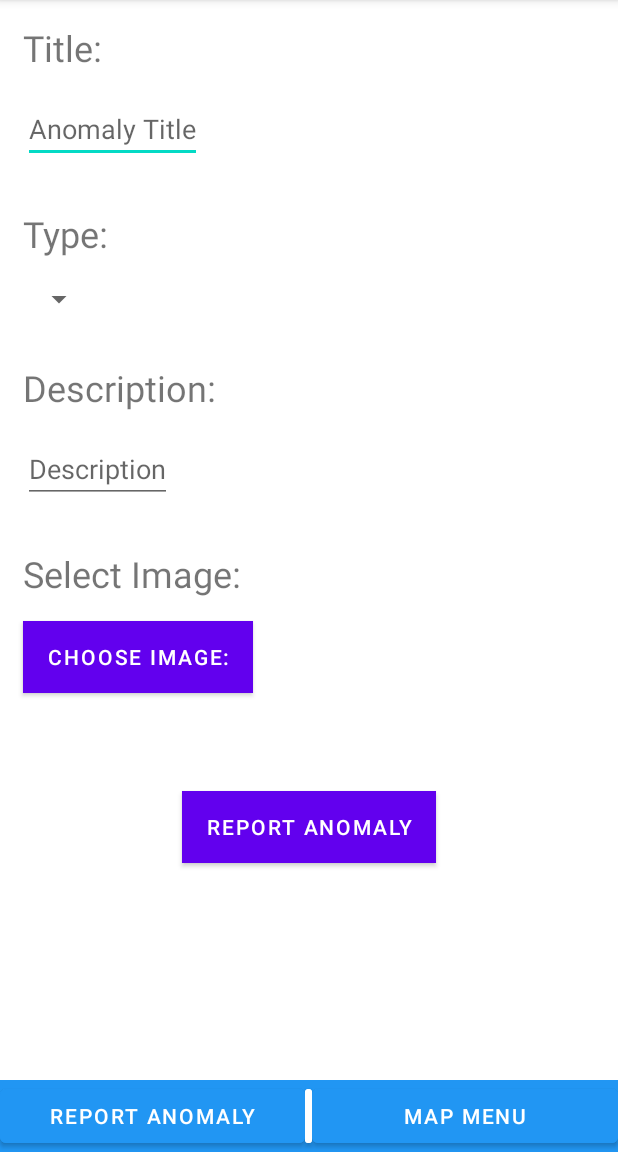
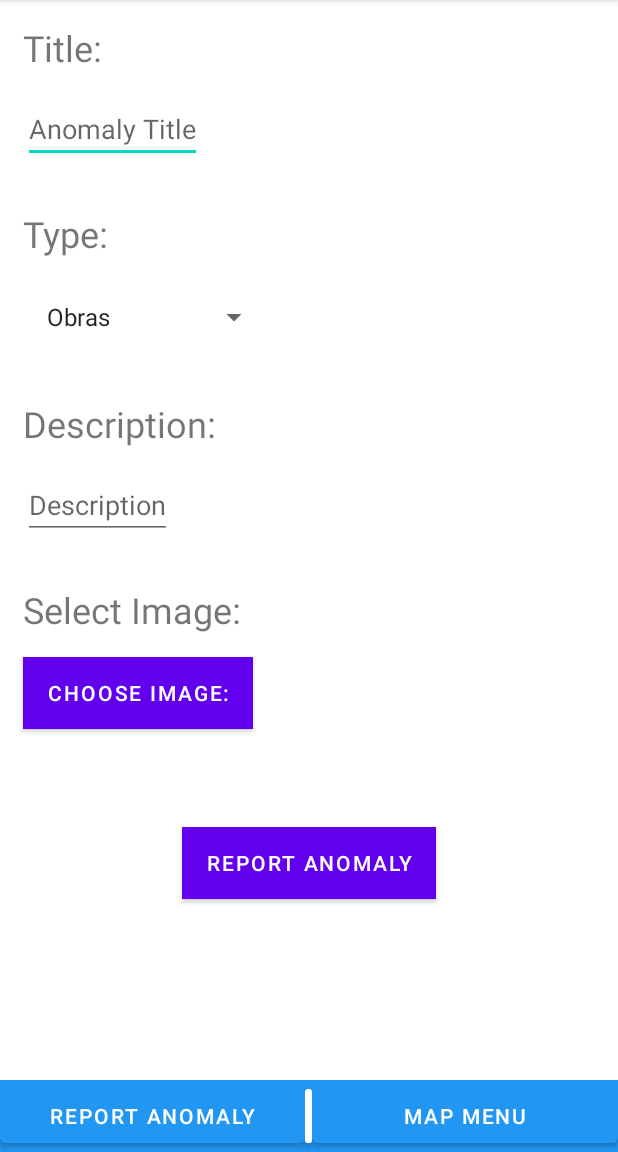
Before and after one commit to davidverde/SmartCities, an Android app: the add_anom screen opened directly, with no data from a screen before it, after a tap on "REPORT ANOMALY", on a phone screen of 412 x 824 dp, the part 84-1236 px from its top. Run offline under Robolectric (Android 15) with nearby library versions, the light colour scheme and no system bars; 5 statements that could not run were skipped.

Commit message:
Implementação do pedido POST para reportar anomalia. Ainda sem imagem

```diff
--- a/app/src/main/java/com/example/smartcities/add_anom.kt
+++ b/app/src/main/java/com/example/smartcities/add_anom.kt
@@ -1,15 +1,82 @@
 package com.example.smartcities
 
+import android.content.Intent
 import androidx.appcompat.app.AppCompatActivity
 import android.os.Bundle
+import android.util.Log
 import android.view.View
+import android.widget.*
+import com.example.smartcities.api.Anomalia
+import com.example.smartcities.api.EditarAnom
+import com.example.smartcities.api.EndPoints
+import com.example.smartcities.api.ServiceBuilder
+import com.google.android.gms.maps.model.LatLng
+import retrofit2.Call
+import retrofit2.Callback
+import retrofit2.Response
 
 class add_anom : AppCompatActivity() {
+
+    var utl_atual = ""
+    var lat = ""
+    var long = ""
+
     override fun onCreate(savedInstanceState: Bundle?) {
         super.onCreate(savedInstanceState)
         setContentView(R.layout.activity_add_anom)
+
+        utl_atual = intent.getStringExtra("UTL_ATUAL").toString()
+        lat = intent.getStringExtra("LAT").toString()
+        long = intent.getStringExtra("LONG").toString()
+        //Toast.makeText(this, "utl: " + utl_atual + " LAT: " + lat + " LONG: " + long, Toast.LENGTH_SHORT).show()
+
+        val title = this.findViewById<EditText>(R.id.titulo_info_add)
+        val description = this.findViewById<EditText>(R.id.descricao_add)
+        var spinner = this.findViewById<Spinner>(R.id.spinner_add)
+        val imagem = this.findViewById<ImageView>(R.id.img_add)
+
+        val options = arrayOf("Obras", "Acidente", "Mau estado", "Indefinido")
+
+        spinner.adapter = ArrayAdapter<String>(this, android.R.layout.simple_list_item_1, options)
+
     }
 
-    fun addAnom_add(view: View) {}
-    fun voltarMapa_add(view: View) {}
+
+    fun addAnom_add(view: View) {
+
+        val title = this.findViewById<EditText>(R.id.titulo_info_add)
+        val description = this.findViewById<EditText>(R.id.descricao_add)
+        var spinner = this.findViewById<Spinner>(R.id.spinner_add)
+        val imagem = this.findViewById<ImageView>(R.id.img_add)
+
+        val tipo = spinner.selectedItem.toString()
+
+        var intent = Intent(this, MapsActivity::class.java)
+
+        // POST report anomalia
+        val request = ServiceBuilder.buildService(EndPoints::class.java)
+        val call = request.addAnom(utl_atual.toInt(), title.text.toString(), description.text.toString(), tipo, "Image", lat.toFloat(), long.toFloat())
+
+        call.enqueue(object : Callback<Anomalia> {
+
+            override fun onResponse(call: Call<Anomalia>, response: Response<Anomalia>) {
+                if (response.isSuccessful) {
+                    Toast.makeText(this@add_anom, R.string.reportSuccess, Toast.LENGTH_SHORT).show()
+                    startActivity(intent)
+                }
+            }
+
+            override fun onFailure(call: Call<Anomalia>, t: Throwable) {
+                Log.d("TAG_", "err: " + t.message)
+            }
+
+        })
+    }
+
+
+    fun voltarMapa_add(view: View) {
+        var intent = Intent(this, MapsActivity::class.java)
+        startActivity(intent)
+    }
+
 }
--- a/app/src/main/java/com/example/smartcities/api/EndPoints.kt
+++ b/app/src/main/java/com/example/smartcities/api/EndPoints.kt
@@ -32,6 +32,6 @@ interface EndPoints {
     fun addAnom(@Field("utilizador_id") first: Int, @Field("titulo") second: String,
                    @Field("descricao") third: String, @Field("tipo") fourth: String,
                     @Field("imagem") fifth: String, @Field("latitude") sixth: Float,
-                     @Field("longitude") seventh: Float): Call<List<Anomalia>>
+                     @Field("longitude") seventh: Float): Call<Anomalia>
 
 }
--- a/app/src/main/java/com/example/smartcities/edit_anom.kt
+++ b/app/src/main/java/com/example/smartcities/edit_anom.kt
@@ -28,7 +28,7 @@ class edit_anom : AppCompatActivity() {
 
         val title = this.findViewById<EditText>(R.id.titulo_info_edit)
         val description = this.findViewById<EditText>(R.id.descricao_anom_edit)
-        val  utl = this.findViewById<TextView>(R.id.utilizador_detalhe_edit)
+        val utl = this.findViewById<TextView>(R.id.utilizador_detalhe_edit)
         var spinner = this.findViewById<Spinner>(R.id.spinner_edit)
         val imagem = this.findViewById<ImageView>(R.id.imagem_edit)
 
--- a/app/src/main/res/values/strings.xml
+++ b/app/src/main/res/values/strings.xml
@@ -52,4 +52,5 @@
     <string name="chose_img">Select Image:</string>
     <string name="pick_img">Choose Image:</string>
     <string name="add_anomaly">Report Anomaly</string>
+    <string name="reportSuccess">Anomaly Reported with Success</string>
 </resources>
```
Also changed, not shown: app/src/main/java/com/example/smartcities/MapsActivity.kt (+8 -2 lines), 1 other file.
